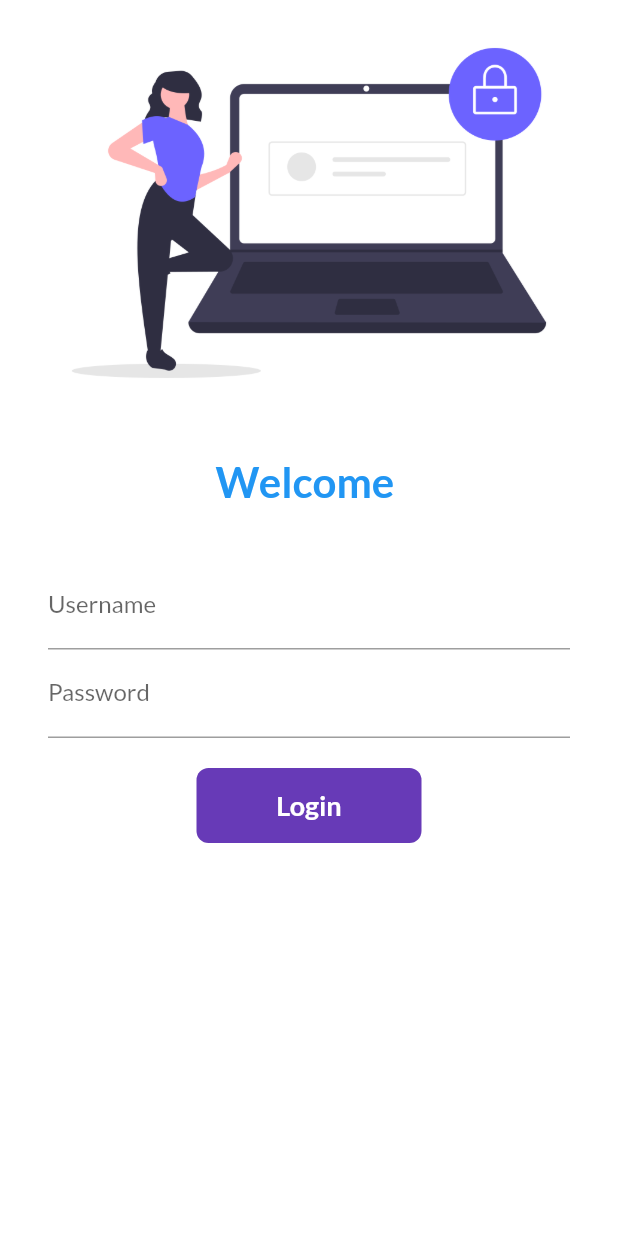
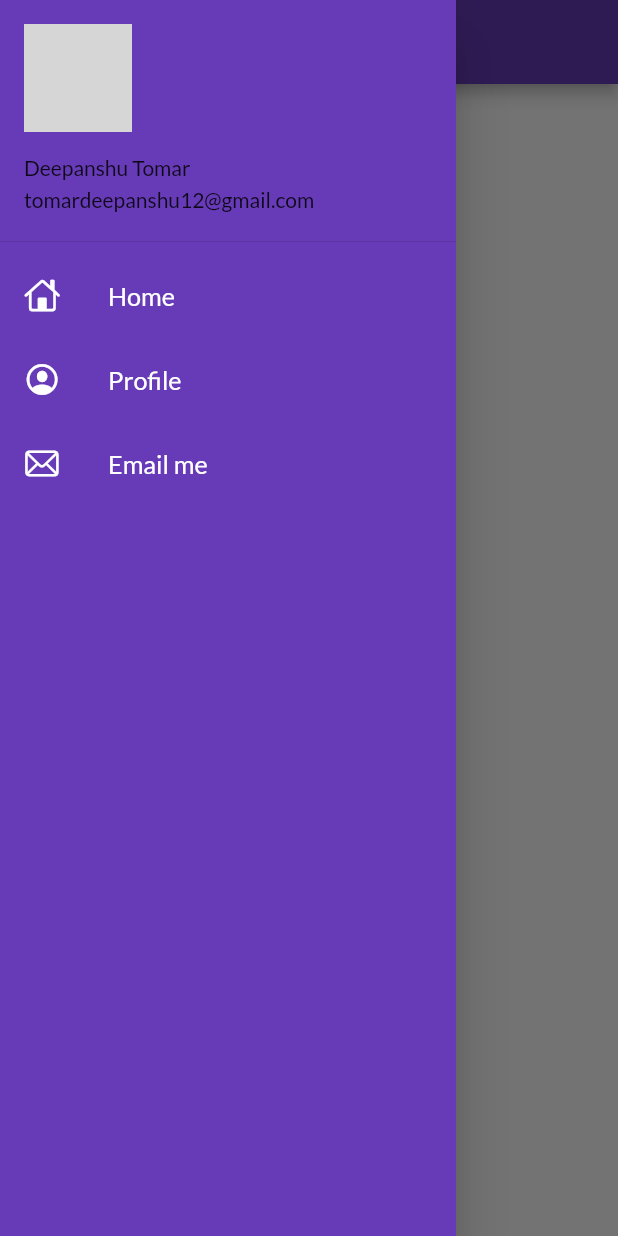
Before and after one commit to deepanshutomarr/Catalog-App, a Flutter app: the screen it shows after launch, with the side drawer open (before the commit the screen has no drawer), on a phone screen of 412 x 824 dp. Run offline on Flutter 3.47's test engine with Material 2 defaults, Android fonts, the phone set to English and light mode, and no system bars; our stand-ins replace google_fonts; network calls fail; grey boxes are pictures that could not be loaded.

Commit message:
Day 9 Completed

```diff
--- a/lib/main.dart
+++ b/lib/main.dart
@@ -21,12 +21,14 @@ class MyApp extends StatelessWidget {
         fontFamily: GoogleFonts.lato().fontFamily,
         primaryTextTheme: GoogleFonts.latoTextTheme(),
       ),
-      // debugShowCheckedModeBanner: false,
+      debugShowCheckedModeBanner: false,
 
       darkTheme: ThemeData(
         brightness: Brightness.light,
       ),
-      initialRoute: "/",
+      initialRoute: MyRoutes.homeRoute,
+      // initialRoute: "/",
+
       routes: {
         "/": (context) => loginPage(),
         MyRoutes.homeRoute: (context) => Homepage(),
--- a/lib/pages/home_page.dart
+++ b/lib/pages/home_page.dart
@@ -1,4 +1,6 @@
 import 'package:flutter/material.dart';
+
+import '../widgets/drawer.dart';
 
 class Homepage extends StatelessWidget {
   final int days = 30;
@@ -15,7 +17,7 @@ class Homepage extends StatelessWidget {
           child: Text("Welcome to $days Days of Flutter"),
         ),
       ),
-      drawer: Drawer(),
+      drawer: MyDrawer(),
     );
   }
 }
--- /dev/null
+++ b/lib/widgets/drawer.dart
@@ -0,0 +1,73 @@
+import 'package:flutter/cupertino.dart';
+import 'package:flutter/material.dart';
+
+class MyDrawer extends StatelessWidget {
+  @override
+  Widget build(BuildContext context) {
+    final imageUrl =
+        "https://static.toiimg.com/photo/msid-74623595/74623595.jpg";
+    return Drawer(
+      child: Container(
+        color: Colors.deepPurple,
+        child: ListView(
+          padding: EdgeInsets.zero,
+          children: [
+            DrawerHeader(
+              // decoration: BoxDecoration(
+              //   color: Colors.red,
+              // ),
+              padding: EdgeInsets.zero,
+              child: UserAccountsDrawerHeader(
+                margin: EdgeInsets.zero,
+                accountName: Text("Deepanshu Tomar"),
+                accountEmail: Text("tomardeepanshu12@gmail.com"),
+                currentAccountPicture: CircleAvatar(
+                  backgroundImage: NetworkImage(imageUrl),
+                ),
+              ),
+            ),
+            ListTile(
+              leading: Icon(
+                CupertinoIcons.home,
+                color: Colors.white,
+                ),
+                title: Text(
+                  "Home",
+                  textScaleFactor: 1.2,
+                  style: TextStyle(
+                  color: Colors.white,
+                  ),
+                ),
+            ),
+            ListTile(
+              leading: Icon(
+                CupertinoIcons.profile_circled,
+                color: Colors.white,
+                ),
+                title: Text(
+                  "Profile",
+                  textScaleFactor: 1.2,
+                  style: TextStyle(
+                  color: Colors.white,
+                  ),
+                ),
+            ),
+            ListTile(
+              leading: Icon(
+                CupertinoIcons.mail,
+                color: Colors.white,
+                ),
+                title: Text(
+                  "Email me",
+                  textScaleFactor: 1.2,
+                  style: TextStyle(
+                  color: Colors.white,
+                  ),
+                ),
+            ),
+          ],
+        ),
+      ),
+    );
+  }
+}
```
